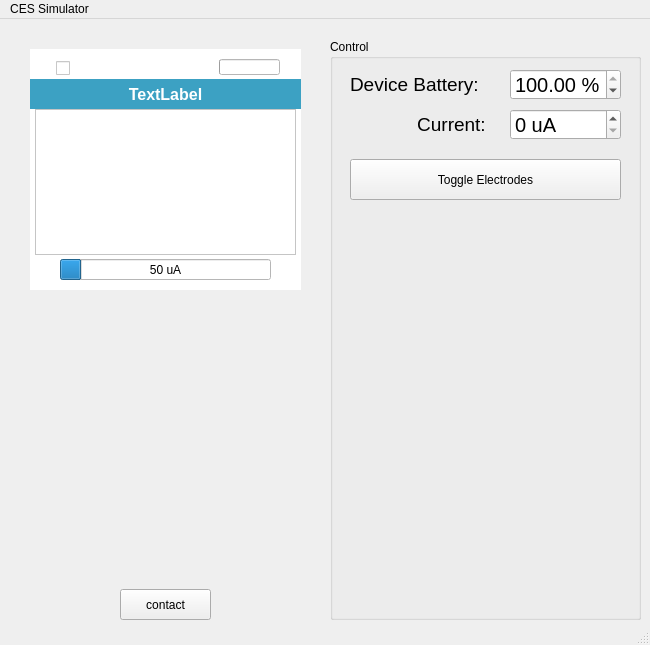
Old version of the form mainwindow.ui in the repository lasitha-amuwala/CES-Simulator.
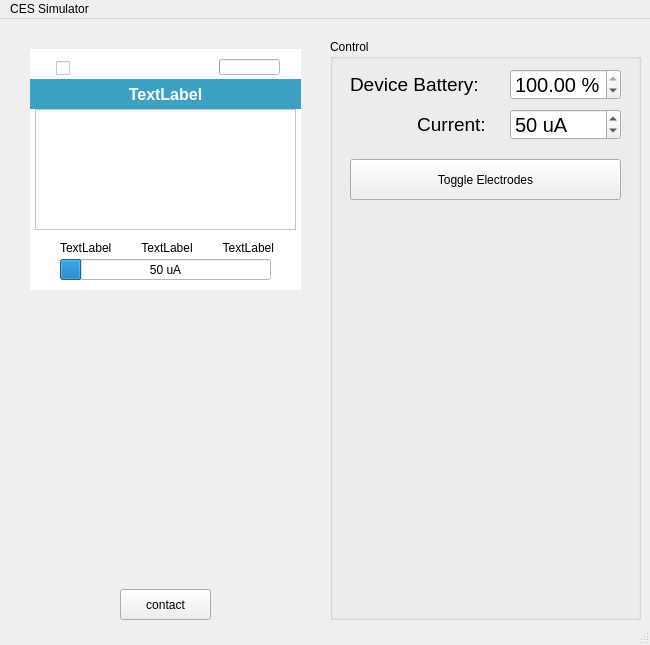
New version of the form. Icons and pictures are not drawn.

Commit message: fixed battery warning, disabled home button during thereapy, UI improvements

What changed in the file:
```diff
--- a/mainwindow.ui
+++ b/mainwindow.ui
@@ -188,24 +188,6 @@
       <string/>
      </property>
     </widget>
-    <widget class="QGraphicsView" name="graphicsView_3">
-     <property name="geometry">
-      <rect>
-       <x>20</x>
-       <y>10</y>
-       <width>271</width>
-       <height>241</height>
-      </rect>
-     </property>
-     <property name="styleSheet">
-      <string notr="true">background-color:#000;
-border-radius: 25%;
-</string>
-     </property>
-     <property name="interactive">
-      <bool>true</bool>
-     </property>
-    </widget>
     <widget class="QWidget" name="displayWidget" native="true">
      <property name="geometry">
       <rect>
@@ -330,7 +312,7 @@
         <x>0</x>
         <y>60</y>
         <width>271</width>
-        <height>146</height>
+        <height>121</height>
        </rect>
       </property>
       <layout class="QVBoxLayout" name="mainDisplay">
@@ -460,7 +442,31 @@
 background-color: rgba(255, 255, 255, 0);</string>
      </property>
     </widget>
-    <zorder>graphicsView_3</zorder>
+    <widget class="QLabel" name="blackScreen">
+     <property name="geometry">
+      <rect>
+       <x>20</x>
+       <y>10</y>
+       <width>271</width>
+       <height>241</height>
+      </rect>
+     </property>
+     <property name="styleSheet">
+      <string notr="true">background-color:#000;
+border-radius: 25%;
+color:#fff</string>
+     </property>
+     <property name="frameShape">
+      <enum>QFrame::NoFrame</enum>
+     </property>
+     <property name="text">
+      <string/>
+     </property>
+     <property name="alignment">
+      <set>Qt::AlignCenter</set>
+     </property>
+    </widget>
+    <zorder>blackScreen</zorder>
     <zorder>displayWidget</zorder>
     <zorder>graphicsView</zorder>
     <zorder>lockButtton</zorder>
@@ -608,6 +614,9 @@
      <property name="singleStep">
       <number>50</number>
      </property>
+     <property name="value">
+      <number>50</number>
+     </property>
     </widget>
    </widget>
    <widget class="QLabel" name="deviceIdle">
```
Left out of the diff: 3 changed lines with no effect on the pictures. The commit also changes 2 other files.
